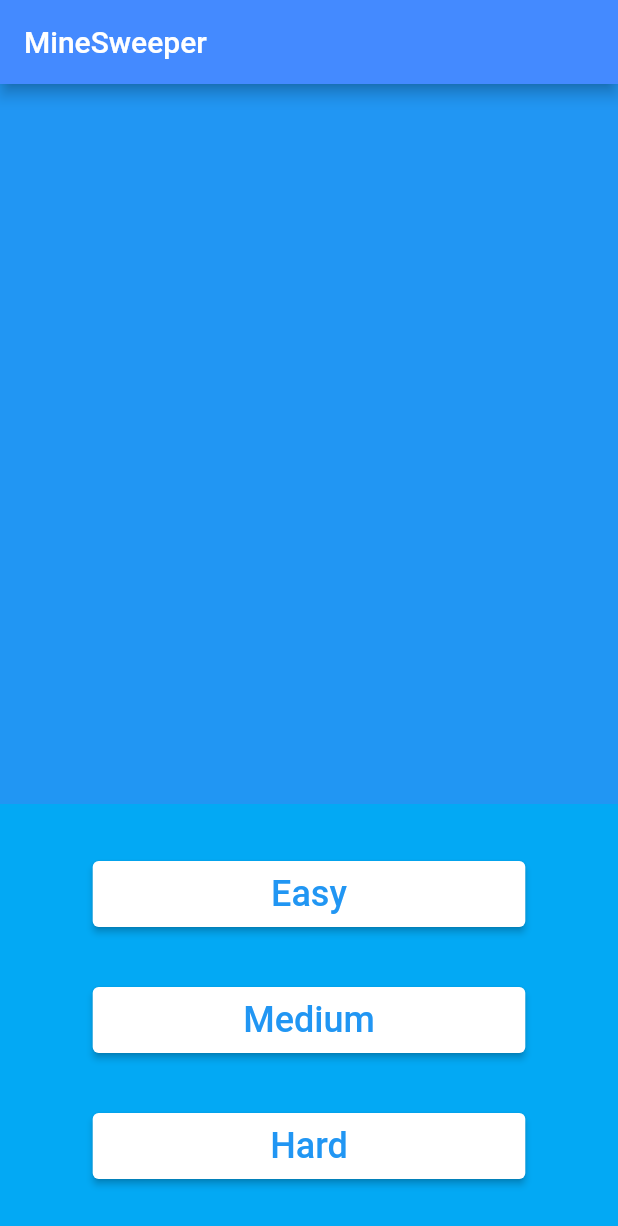
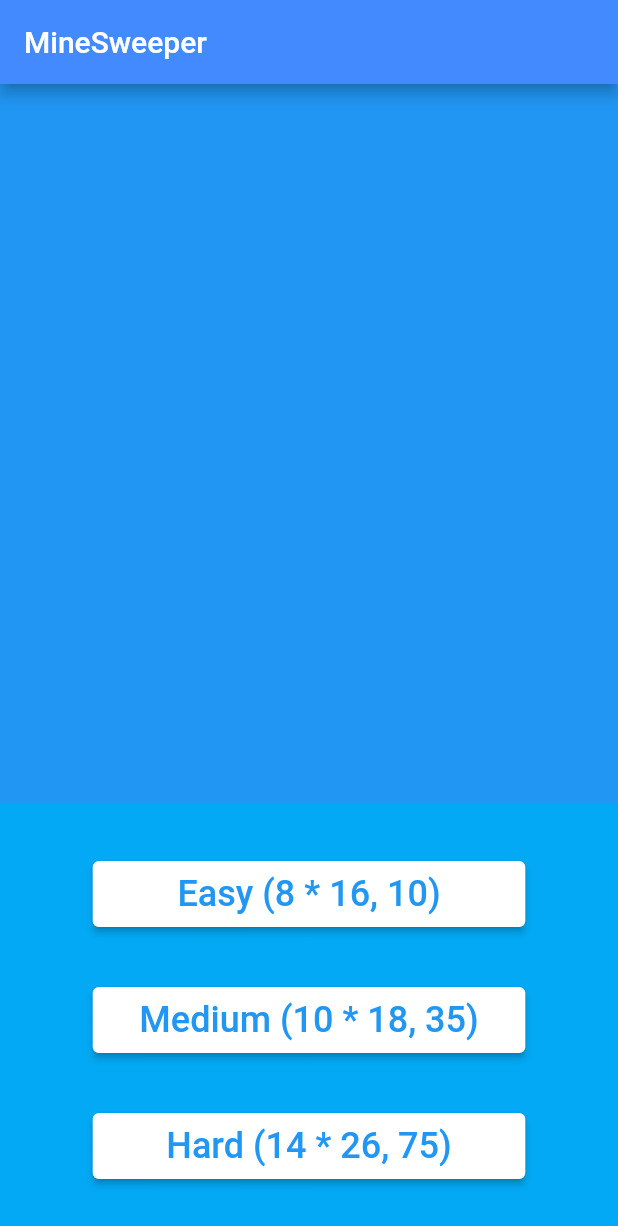
Before and after one commit to aquashdw/flutter-minesweeper, a Flutter app: the screen it shows after launch, on a phone screen of 412 x 824 dp. Shown: the top 1226 px of the screen. Run offline on Flutter 3.47's test engine with Material 2 defaults, Android fonts, the phone set to English and light mode, and no system bars; our stand-ins replace flutter_bloc.

Commit message:
divide difficulties based on layout

```diff
--- a/lib/screens/main_view.dart
+++ b/lib/screens/main_view.dart
@@ -18,6 +18,81 @@ class MainView extends StatelessWidget {
           var width = constraints.maxWidth;
           // stack UI horizontally
           if (width * 5 > height * 8) {
+            return _HorizontalLayout(width: width);
+          }
+          // stack UI vertically
+          else {
+            return _VerticalLayout(width: width);
+          }
+        }),
+      ),
+    );
+  }
+}
+
+class _VerticalLayout extends StatelessWidget {
+  const _VerticalLayout({
+    required this.width,
+  });
+
+  final double width;
+
+  @override
+  Widget build(BuildContext context) {
+    return Column(
+      children: [
+        Flexible(
+          flex: 5,
+          child: Container(
+            decoration: const BoxDecoration(color: Colors.blue),
+          ),
+        ),
+        Flexible(
+          flex: 3,
+          child: Padding(
+            padding: EdgeInsets.symmetric(
+              horizontal: width * 0.15,
+            ),
+            child: Column(
+              mainAxisAlignment: MainAxisAlignment.spaceEvenly,
+              crossAxisAlignment: CrossAxisAlignment.stretch,
+              children: const [
+                _NewGameButton(
+                  difficulty: "Easy (8 * 16, 10)",
+                  sizeX: 8,
+                  sizeY: 16,
+                  mineCount: 10,
+                ),
+                _NewGameButton(
+                  difficulty: "Medium (10 * 18, 35)",
+                  sizeX: 10,
+                  sizeY: 18,
+                  mineCount: 35,
+                ),
+                _NewGameButton(
+                  difficulty: "Hard (14 * 26, 75)",
+                  sizeX: 14,
+                  sizeY: 26,
+                  mineCount: 75,
+                ),
+              ],
+            ),
+          ),
+        )
+      ],
+    );
+  }
+}
+
+class _HorizontalLayout extends StatelessWidget {
+  const _HorizontalLayout({
+    required this.width,
+  });
+
+  final double width;
+
+  @override
+  Widget build(BuildContext context) {
     return Row(
       children: [
         Flexible(
@@ -38,77 +113,28 @@ class MainView extends StatelessWidget {
               crossAxisAlignment: CrossAxisAlignment.stretch,
               children: const [
                 _NewGameButton(
-                          difficulty: "Easy",
-                          sizeX: 8,
-                          sizeY: 16,
+                  difficulty: "Easy (9 * 9, 10)",
+                  sizeX: 9,
+                  sizeY: 9,
                   mineCount: 10,
                 ),
                 _NewGameButton(
-                          difficulty: "Medium",
-                          sizeX: 10,
-                          sizeY: 18,
-                          mineCount: 35,
+                  difficulty: "Medium (16 * 16, 40)",
+                  sizeX: 16,
+                  sizeY: 16,
+                  mineCount: 40,
                 ),
                 _NewGameButton(
-                          difficulty: "Hard",
-                          sizeX: 14,
-                          sizeY: 26,
-                          mineCount: 75,
+                  difficulty: "Hard (30 * 16, 99)",
+                  sizeX: 30,
+                  sizeY: 16,
+                  mineCount: 99,
                 ),
               ],
             ),
           ),
         )
       ],
-            );
-          }
-          // stack UI vertically
-          else {
-            return Column(
-              children: [
-                Flexible(
-                  flex: 5,
-                  child: Container(
-                    decoration: const BoxDecoration(color: Colors.blue),
-                  ),
-                ),
-                Flexible(
-                  flex: 3,
-                  child: Padding(
-                    padding: EdgeInsets.symmetric(
-                      horizontal: width * 0.15,
-                    ),
-                    child: Column(
-                      mainAxisAlignment: MainAxisAlignment.spaceEvenly,
-                      crossAxisAlignment: CrossAxisAlignment.stretch,
-                      children: const [
-                        _NewGameButton(
-                          difficulty: "Easy",
-                          sizeX: 8,
-                          sizeY: 16,
-                          mineCount: 10,
-                        ),
-                        _NewGameButton(
-                          difficulty: "Medium",
-                          sizeX: 10,
-                          sizeY: 18,
-                          mineCount: 35,
-                        ),
-                        _NewGameButton(
-                          difficulty: "Hard",
-                          sizeX: 14,
-                          sizeY: 26,
-                          mineCount: 75,
-                        ),
-                      ],
-                    ),
-                  ),
-                )
-              ],
-            );
-          }
-        }),
-      ),
     );
   }
 }
```
Lines whose indentation alone changed are shown as unchanged.
